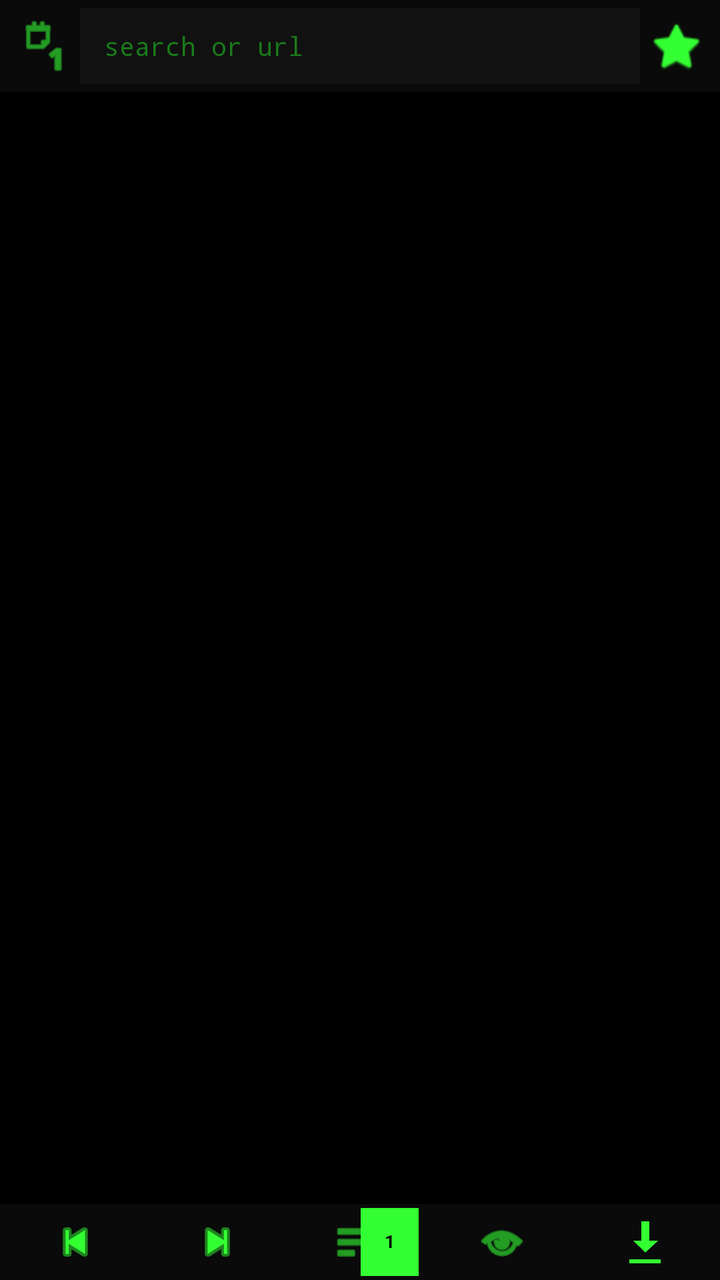
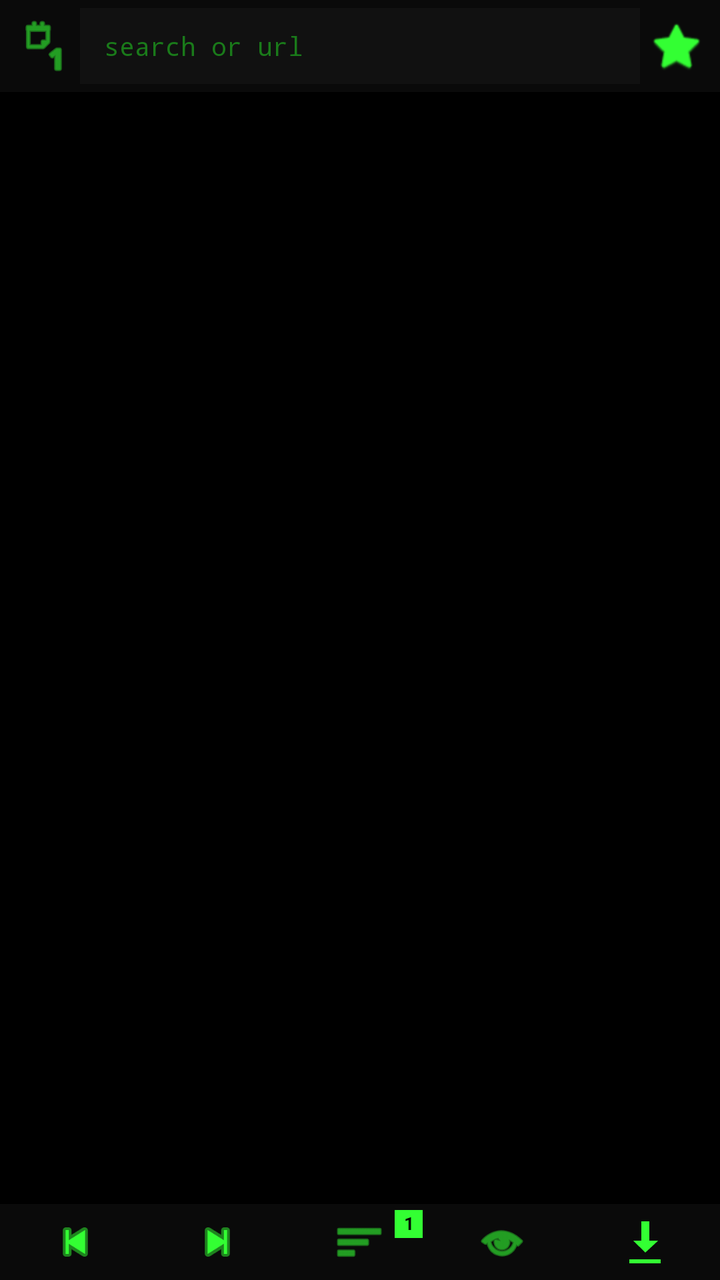

Screens rendered from an Android XML layout before and after an edit, with the pre-edit source and the edit as a unified diff.
<!-- AndroidManifest.xml: activity theme Theme.Transparent -->
<!-- res/layout/activity_aura_browser.xml -->
<?xml version="1.0" encoding="utf-8"?>
<LinearLayout xmlns:android="http://schemas.android.com/apk/res/android"
    xmlns:app="http://schemas.android.com/apk/res-auto"
    android:layout_width="match_parent"
    android:layout_height="match_parent"
    android:orientation="vertical"
    android:background="#FF000000">

    
    <LinearLayout
        android:id="@+id/aura_top_bar"
        android:layout_width="match_parent"
        android:layout_height="wrap_content"
        android:orientation="horizontal"
        android:paddingHorizontal="4dp"
        android:paddingVertical="4dp"
        android:background="#FF0A0A0A"
        android:gravity="center_vertical">

        <ImageButton
            android:id="@+id/aura_btn_darkmode"
            android:layout_width="36dp"
            android:layout_height="38dp"
            android:background="?android:attr/selectableItemBackgroundBorderless"
            android:src="@android:drawable/ic_menu_day"
            android:contentDescription="Toggle dark mode"
            android:scaleType="centerInside"
            android:padding="4dp"
            app:tint="#FF33FF33" />

        <EditText
            android:id="@+id/aura_et_url"
            android:layout_width="0dp"
            android:layout_height="38dp"
            android:layout_weight="1"
            android:background="#FF111111"
            android:hint="search or url"
            android:imeOptions="actionGo"
            android:inputType="textUri"
            android:maxLines="1"
            android:paddingStart="12dp"
            android:paddingEnd="12dp"
            android:textColor="#FF33FF33"
            android:textColorHint="#FF1A7A1A"
            android:textSize="13sp"
            android:fontFamily="monospace"
            android:selectAllOnFocus="true" />

        <ImageButton
            android:id="@+id/aura_btn_bookmark"
            android:layout_width="36dp"
            android:layout_height="38dp"
            android:background="?android:attr/selectableItemBackgroundBorderless"
            android:src="@android:drawable/btn_star_big_off"
            android:contentDescription="Bookmark this page"
            android:scaleType="centerInside"
            android:padding="4dp"
            app:tint="#FF33FF33" />
    </LinearLayout>

    
    <ProgressBar
        android:id="@+id/aura_progress"
        style="?android:attr/progressBarStyleHorizontal"
        android:layout_width="match_parent"
        android:layout_height="2dp"
        android:max="100"
        android:progressTint="#FF33FF33"
        android:visibility="gone" />

    
    <FrameLayout
        android:id="@+id/aura_web_container"
        android:layout_width="match_parent"
        android:layout_height="0dp"
        android:layout_weight="1"
        android:background="#FF000000" />

    
    <LinearLayout
        android:id="@+id/aura_footer_bar"
        android:layout_width="match_parent"
        android:layout_height="wrap_content"
        android:orientation="horizontal"
        android:paddingVertical="2dp"
        android:paddingHorizontal="2dp"
        android:background="#FF0A0A0A"
        android:gravity="center_vertical"
        android:weightSum="5">

        <ImageButton
            android:id="@+id/aura_btn_back"
            android:layout_width="0dp"
            android:layout_height="34dp"
            android:layout_weight="1"
            android:background="?android:attr/selectableItemBackgroundBorderless"
            android:src="@android:drawable/ic_media_previous"
            android:contentDescription="Back"
            android:scaleType="centerInside"
            android:padding="4dp"
            app:tint="#FF33FF33" />

        <ImageButton
            android:id="@+id/aura_btn_forward"
            android:layout_width="0dp"
            android:layout_height="34dp"
            android:layout_weight="1"
            android:background="?android:attr/selectableItemBackgroundBorderless"
            android:src="@android:drawable/ic_media_next"
            android:contentDescription="Forward"
            android:scaleType="centerInside"
            android:padding="4dp"
            app:tint="#FF33FF33" />

        <FrameLayout
            android:id="@+id/aura_btn_tabs_container"
            android:layout_width="0dp"
            android:layout_height="34dp"
            android:layout_weight="1"
            android:background="?android:attr/selectableItemBackgroundBorderless"
            android:clickable="true"
            android:focusable="true">

            <ImageView
                android:layout_width="match_parent"
                android:layout_height="match_parent"
                android:src="@android:drawable/ic_menu_sort_by_size"
                android:scaleType="centerInside"
                android:padding="4dp"
                android:contentDescription="Tabs"
                app:tint="#FF33FF33" />

            
            <TextView
                android:id="@+id/aura_tab_count"
                android:layout_width="29dp"
                android:layout_height="match_parent"
                android:layout_gravity="top|end"
                android:layout_marginTop="0dp"
                android:layout_marginEnd="6dp"
                android:background="#FF33FF33"
                android:gravity="center"
                android:includeFontPadding="false"
                android:minWidth="14dp"
                android:paddingHorizontal="3dp"
                android:paddingVertical="0dp"
                android:text="1"
                android:textColor="#FF000000"
                android:textSize="9sp"
                android:textStyle="bold" />
        </FrameLayout>

        <ImageButton
            android:id="@+id/aura_btn_incognito"
            android:layout_width="0dp"
            android:layout_height="34dp"
            android:layout_weight="1"
            android:background="?android:attr/selectableItemBackgroundBorderless"
            android:src="@android:drawable/ic_menu_view"
            android:contentDescription="New incognito tab"
            android:scaleType="centerInside"
            android:padding="4dp"
            app:tint="#FF33FF33" />

        <ImageButton
            android:id="@+id/aura_btn_downloads"
            android:layout_width="0dp"
            android:layout_height="34dp"
            android:layout_weight="1"
            android:background="?android:attr/selectableItemBackgroundBorderless"
            android:src="@android:drawable/stat_sys_download"
            android:contentDescription="Downloads"
            android:scaleType="centerInside"
            android:padding="4dp"
            app:tint="#FF33FF33" />
    </LinearLayout>

</LinearLayout>
<!-- resources referenced by this layout -->
<resources>
  <style name="Theme.Transparent" parent="Theme.AppCompat.Light.NoActionBar">
          <item name="android:windowIsTranslucent">true</item>
          <item name="android:windowBackground">@android:color/transparent</item>
          <item name="android:windowContentOverlay">@null</item>
          <item name="android:windowNoTitle">true</item>
          <item name="android:backgroundDimEnabled">false</item>
          <item name="android:windowAnimationStyle">@null</item>
      </style>
</resources>

<!-- the commit's change to res/layout/activity_aura_browser.xml (unified diff, before → after) -->
@@ -6,7 +6,6 @@
     android:orientation="vertical"
     android:background="#FF000000">
 
-    
     <LinearLayout
         android:id="@+id/aura_top_bar"
         android:layout_width="match_parent"
@@ -58,7 +57,6 @@
             app:tint="#FF33FF33" />
     </LinearLayout>
 
-    
     <ProgressBar
         android:id="@+id/aura_progress"
         style="?android:attr/progressBarStyleHorizontal"
@@ -68,7 +66,6 @@
         android:progressTint="#FF33FF33"
         android:visibility="gone" />
 
-    
     <FrameLayout
         android:id="@+id/aura_web_container"
         android:layout_width="match_parent"
@@ -76,7 +73,6 @@
         android:layout_weight="1"
         android:background="#FF000000" />
 
-    
     <LinearLayout
         android:id="@+id/aura_footer_bar"
         android:layout_width="match_parent"
@@ -130,20 +126,18 @@
                 android:contentDescription="Tabs"
                 app:tint="#FF33FF33" />
 
-            
             <TextView
                 android:id="@+id/aura_tab_count"
-                android:layout_width="29dp"
-                android:layout_height="match_parent"
+                android:layout_width="wrap_content"
+                android:layout_height="14dp"
                 android:layout_gravity="top|end"
-                android:layout_marginTop="0dp"
-                android:layout_marginEnd="6dp"
+                android:layout_marginTop="1dp"
+                android:layout_marginEnd="4dp"
                 android:background="#FF33FF33"
                 android:gravity="center"
                 android:includeFontPadding="false"
                 android:minWidth="14dp"
                 android:paddingHorizontal="3dp"
-                android:paddingVertical="0dp"
                 android:text="1"
                 android:textColor="#FF000000"
                 android:textSize="9sp"
